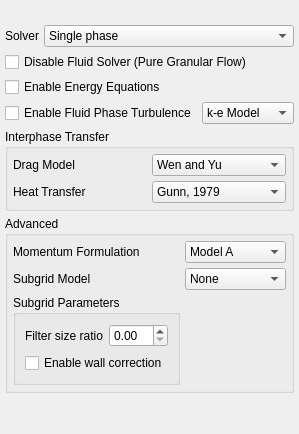
The window that gui/uifiles/model_setup.ui (truongd8593/mfix) describes before a commit, drawn with Qt 5.
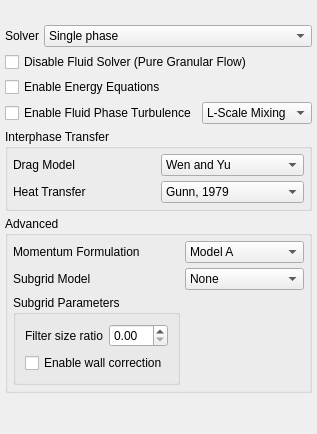
The same window after the commit.

Commit message: subgrid model, k-ε model

The edit to the form file:
```diff
--- a/gui/uifiles/model_setup.ui
+++ b/gui/uifiles/model_setup.ui
@@ -21,7 +21,12 @@
     <widget class="QComboBox" name="comboBox_6">
      <item>
       <property name="text">
-       <string>k-e Model</string>
+       <string>L-Scale Mixing</string>
+      </property>
+     </item>
+     <item>
+      <property name="text">
+       <string>k-ε Model</string>
       </property>
      </item>
     </widget>
```
Left out of the diff: 4 changed lines with no effect on the pictures.
